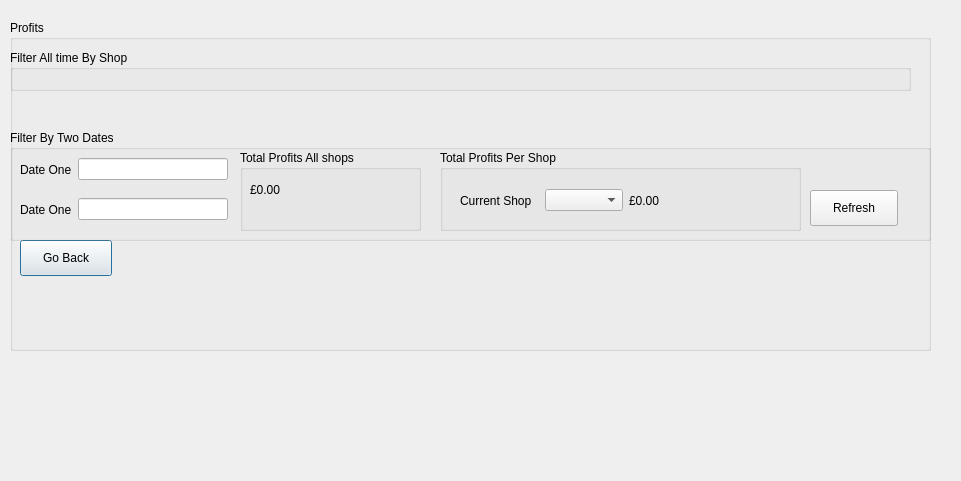
Qt form QtApplication/16Cycles/profits.ui (Slavyana-c/16-Cycles) before a commit.
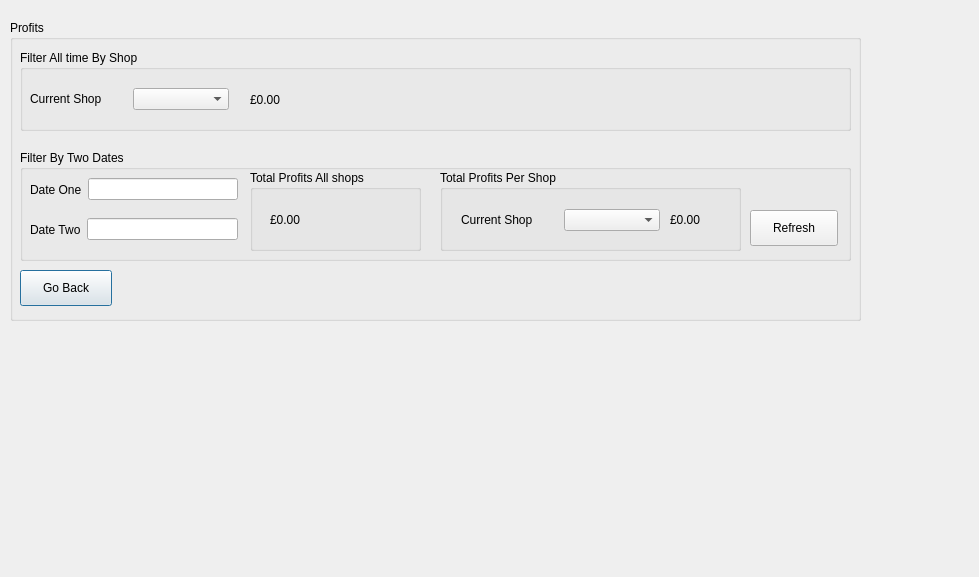
The same form after that commit. Custom widgets are drawn as their Qt base class.

Commit message: Added stylesheet in resources, finished profits statistics, added graph classes

Diff of the .ui file:
```diff
--- a/QtApplication/16Cycles/profits.ui
+++ b/QtApplication/16Cycles/profits.ui
@@ -6,8 +6,8 @@
    <rect>
     <x>0</x>
     <y>0</y>
-    <width>961</width>
-    <height>481</height>
+    <width>979</width>
+    <height>577</height>
    </rect>
   </property>
   <property name="windowTitle">
@@ -18,8 +18,8 @@
     <rect>
      <x>10</x>
      <y>20</y>
-     <width>921</width>
-     <height>331</height>
+     <width>851</width>
+     <height>301</height>
     </rect>
    </property>
    <property name="title">
@@ -29,7 +29,7 @@
     <property name="geometry">
      <rect>
       <x>10</x>
-      <y>220</y>
+      <y>250</y>
       <width>92</width>
       <height>36</height>
      </rect>
@@ -41,9 +41,9 @@
    <widget class="QGroupBox" name="filterTwoDatesGroupBox">
     <property name="geometry">
      <rect>
-      <x>0</x>
-      <y>110</y>
-      <width>921</width>
+      <x>10</x>
+      <y>130</y>
+      <width>831</width>
       <height>111</height>
      </rect>
     </property>
@@ -55,7 +55,7 @@
       <rect>
        <x>230</x>
        <y>20</y>
-       <width>181</width>
+       <width>171</width>
        <height>81</height>
       </rect>
      </property>
@@ -65,8 +65,8 @@
      <widget class="QLabel" name="FilterTwoDatesProfitsLabel">
       <property name="geometry">
        <rect>
-        <x>10</x>
-        <y>30</y>
+        <x>20</x>
+        <y>40</y>
         <width>91</width>
         <height>20</height>
        </rect>
@@ -82,56 +82,58 @@
     <widget class="QGroupBox" name="filterTwoDatesShopsGroupBox">
      <property name="geometry">
       <rect>
-       <x>430</x>
+       <x>420</x>
        <y>20</y>
-       <width>361</width>
+       <width>301</width>
        <height>81</height>
       </rect>
      </property>
      <property name="title">
       <string>Total Profits Per Shop</string>
      </property>
+     <widget class="QLabel" name="filterTwoDatesProfitsShopsLabel">
+      <property name="geometry">
+       <rect>
+        <x>230</x>
+        <y>40</y>
+        <width>61</width>
+        <height>20</height>
+       </rect>
+      </property>
+      <property name="layoutDirection">
+       <enum>Qt::LeftToRight</enum>
+      </property>
+      <property name="text">
+       <string>£0.00</string>
+      </property>
+     </widget>
      <widget class="QWidget" name="">
       <property name="geometry">
        <rect>
-        <x>20</x>
-        <y>30</y>
-        <width>331</width>
-        <height>41</height>
+        <x>21</x>
+        <y>31</y>
+        <width>199</width>
+        <height>38</height>
        </rect>
       </property>
-      <layout class="QHBoxLayout" name="horizontalLayout_5">
+      <layout class="QHBoxLayout" name="horizontalLayout_4">
        <item>
-        <layout class="QHBoxLayout" name="horizontalLayout_4">
-         <item>
-          <widget class="QLabel" name="filterTwoDatesShopsLabel">
-           <property name="text">
-            <string>Current Shop</string>
-           </property>
-          </widget>
-         </item>
-         <item>
-          <widget class="QComboBox" name="filterTwoDatesShopsComboBox"/>
-         </item>
-        </layout>
-       </item>
-       <item>
-        <widget class="QLabel" name="FilterTwoDatesProfitsShopsLabel">
-         <property name="layoutDirection">
-          <enum>Qt::LeftToRight</enum>
-         </property>
+        <widget class="QLabel" name="filterTwoDatesShopsLabel">
          <property name="text">
-          <string>£0.00</string>
+          <string>Current Shop</string>
          </property>
         </widget>
        </item>
+       <item>
+        <widget class="QComboBox" name="filterTwoDatesShopsComboBox"/>
+       </item>
       </layout>
      </widget>
     </widget>
     <widget class="QPushButton" name="filterTwoDatesRefreshButton">
      <property name="geometry">
       <rect>
-       <x>800</x>
+       <x>730</x>
        <y>60</y>
        <width>88</width>
        <height>36</height>
@@ -176,7 +178,7 @@
       <item>
        <widget class="QLabel" name="dateTwoLabel">
         <property name="text">
-         <string>Date One</string>
+         <string>Date Two</string>
         </property>
        </widget>
       </item>
@@ -189,18 +191,74 @@
    <widget class="QGroupBox" name="groupBox_2">
     <property name="geometry">
      <rect>
-      <x>0</x>
+      <x>10</x>
       <y>30</y>
-      <width>901</width>
-      <height>41</height>
+      <width>831</width>
+      <height>81</height>
      </rect>
     </property>
     <property name="title">
      <string>Filter All time By Shop</string>
     </property>
+    <widget class="QLabel" name="filterAllTimeShopsProfitsLabel">
+     <property name="geometry">
+      <rect>
+       <x>230</x>
+       <y>40</y>
+       <width>91</width>
+       <height>20</height>
+      </rect>
+     </property>
+     <property name="layoutDirection">
+      <enum>Qt::LeftToRight</enum>
+     </property>
+     <property name="text">
+      <string>£0.00</string>
+     </property>
+    </widget>
+    <widget class="QWidget" name="">
+     <property name="geometry">
+      <rect>
+       <x>10</x>
+       <y>30</y>
+       <width>199</width>
+       <height>38</height>
+      </rect>
+     </property>
+     <layout class="QHBoxLayout" name="horizontalLayout">
+      <item>
+       <widget class="QLabel" name="filterAllTimeShopsLabel">
+        <property name="text">
+         <string>Current Shop</string>
+        </property>
+       </widget>
+      </item>
+      <item>
+       <widget class="QComboBox" name="filterAllTimeShopsComboBox"/>
+      </item>
+     </layout>
+    </widget>
    </widget>
   </widget>
+  <widget class="QCustomPlot" name="graph" native="true">
+   <property name="geometry">
+    <rect>
+     <x>20</x>
+     <y>360</y>
+     <width>311</width>
+     <height>191</height>
+    </rect>
+   </property>
+  </widget>
  </widget>
+ <customwidgets>
+  <customwidget>
+   <class>QCustomPlot</class>
+   <extends>QWidget</extends>
+   <header location="global">qcustomplot.h</header>
+   <container>1</container>
+  </customwidget>
+ </customwidgets>
  <resources/>
  <connections/>
 </ui>
```
Left out of the diff: 2 changed lines with no effect on the pictures. The commit also changes 10 other files.
